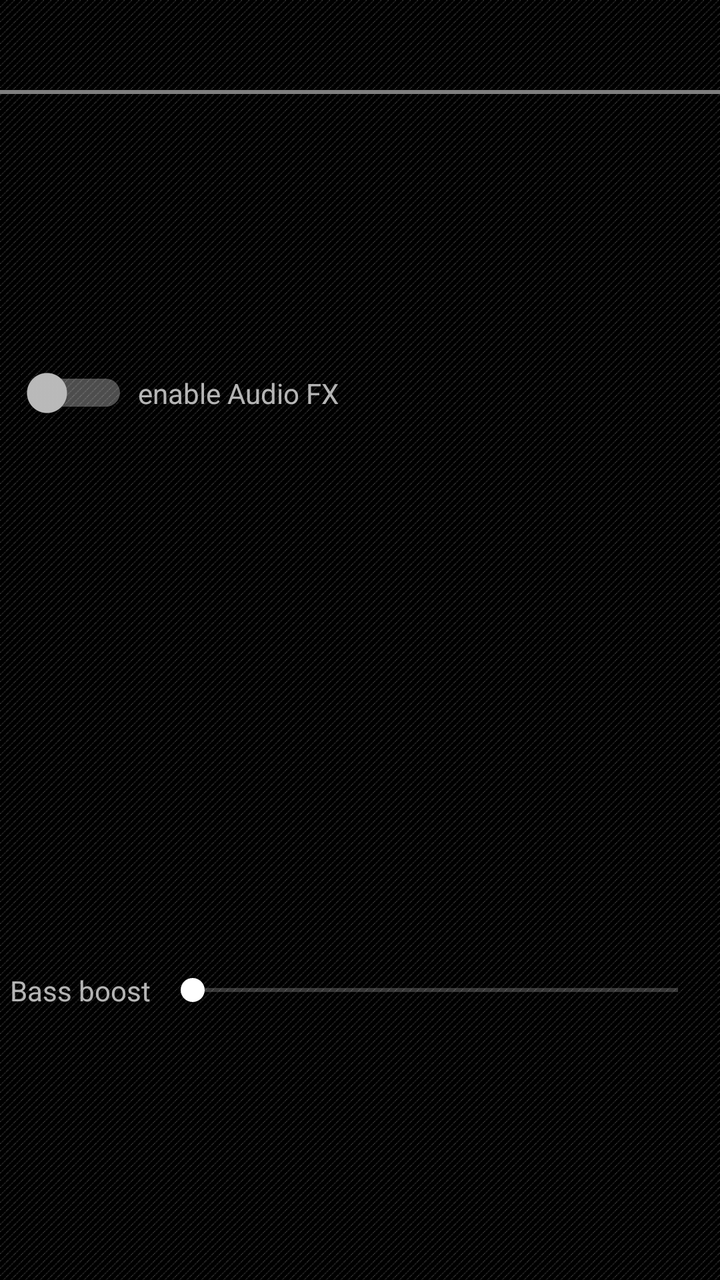
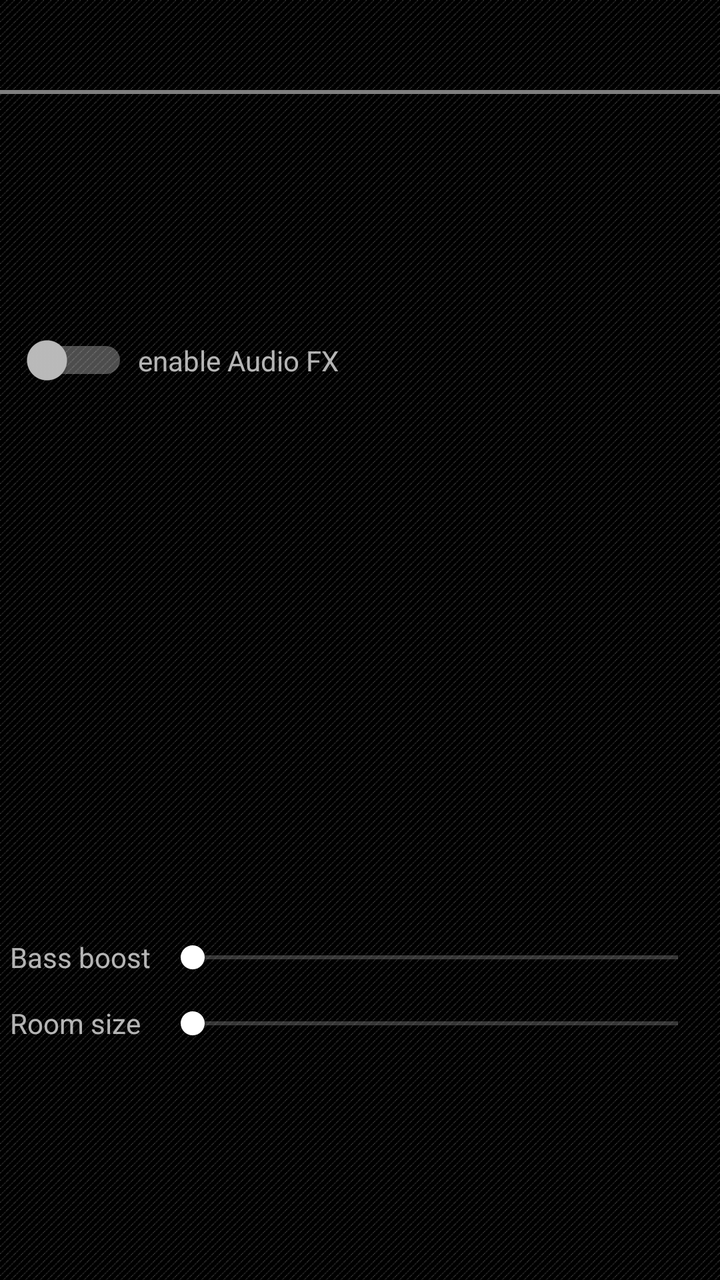

Compare the two renders of this Android layout. The source of the first and the diff that turns it into the second are given below.
<!-- AndroidManifest.xml: application theme Apollo.Theme.Dark -->
<!-- res/layout/activity_audiofx.xml -->
<?xml version="1.0" encoding="utf-8"?>
<androidx.constraintlayout.widget.ConstraintLayout xmlns:android="http://schemas.android.com/apk/res/android"
	xmlns:app="http://schemas.android.com/apk/res-auto"
	xmlns:tools="http://schemas.android.com/tools"
	android:layout_width="match_parent"
	android:layout_height="match_parent"
	android:background="@drawable/pager_background">

	<androidx.appcompat.widget.Toolbar
		android:id="@+id/audiofx_toolbar"
		android:layout_width="0dp"
		android:layout_height="@dimen/toolbar_height"
		app:layout_constraintStart_toStartOf="parent"
		app:layout_constraintTop_toTopOf="parent"
		app:layout_constraintEnd_toEndOf="parent"/>

	<com.andrew.apollo.ui.views.theme.Colorstrip
		android:id="@+id/audiofx_colorstrip"
		android:layout_width="0dp"
		android:layout_height="@dimen/colorstrip_height"
		app:layout_constraintStart_toStartOf="parent"
		app:layout_constraintTop_toBottomOf="@id/audiofx_toolbar"
		app:layout_constraintEnd_toEndOf="parent" />

	<Switch
		android:id="@+id/audiofx_enable"
		android:layout_width="wrap_content"
		android:layout_height="wrap_content"
		android:layout_marginStart="10dp"
		android:layout_marginLeft="10dp"
		android:layout_marginBottom="5dp"
		android:layout_marginEnd="5dp"
		android:layout_marginRight="5dp"
		app:layout_constraintStart_toStartOf="parent"
		app:layout_constraintTop_toBottomOf="@id/audiofx_colorstrip"
		app:layout_constraintBottom_toTopOf="@id/audiofx_eq_scroll"
		app:layout_constraintEnd_toStartOf="@id/audiofx_enable_label"
		tools:ignore="UseSwitchCompatOrMaterialXml,TouchTargetSizeCheck"
		app:layout_constraintVertical_chainStyle="packed" />

	<TextView
		android:id="@+id/audiofx_enable_label"
		android:layout_width="0dp"
		android:layout_height="wrap_content"
		android:text="@string/label_enable_equalizer"
		android:layout_marginEnd="5dp"
		android:layout_marginRight="5dp"
		app:layout_constraintStart_toEndOf="@id/audiofx_enable"
		app:layout_constraintTop_toTopOf="@id/audiofx_enable"
		app:layout_constraintBottom_toBottomOf="@id/audiofx_enable"
		app:layout_constraintEnd_toEndOf="parent" />

	<androidx.recyclerview.widget.RecyclerView
		android:id="@+id/audiofx_eq_scroll"
		android:layout_width="wrap_content"
		android:layout_height="0dp"
		android:layout_marginStart="5dp"
		android:layout_marginLeft="5dp"
		android:layout_marginEnd="5dp"
		android:layout_marginRight="5dp"
		app:layout_constraintHeight_percent="0.4"
		app:layout_constraintStart_toStartOf="parent"
		app:layout_constraintTop_toBottomOf="@id/audiofx_enable"
		app:layout_constraintBottom_toTopOf="@id/audiofx_bass_boost"
		app:layout_constraintEnd_toEndOf="parent" />

	<TextView
		android:id="@+id/audiofx_bass_boost_label"
		android:layout_width="wrap_content"
		android:layout_height="wrap_content"
		android:text="@string/label_bass_boost"
		android:layout_marginStart="5dp"
		android:layout_marginLeft="5dp"
		android:layout_marginEnd="5dp"
		android:layout_marginRight="5dp"
		app:layout_constraintStart_toStartOf="parent"
		app:layout_constraintTop_toTopOf="@id/audiofx_bass_boost"
		app:layout_constraintBottom_toBottomOf="@id/audiofx_bass_boost"
		app:layout_constraintEnd_toStartOf="@id/audiofx_bass_boost"/>

	<SeekBar
		android:id="@+id/audiofx_bass_boost"
		android:layout_width="0dp"
		android:layout_height="wrap_content"
		android:layout_marginTop="15dp"
		android:layout_marginEnd="5dp"
		android:layout_marginRight="5dp"
		app:layout_constraintStart_toEndOf="@id/audiofx_bass_boost_label"
		app:layout_constraintTop_toBottomOf="@id/audiofx_eq_scroll"
		app:layout_constraintBottom_toBottomOf="parent"
		app:layout_constraintEnd_toEndOf="parent" />

</androidx.constraintlayout.widget.ConstraintLayout>
<!-- resources referenced by this layout -->
<resources>
  <dimen name="colorstrip_height">2.0dp</dimen>
  <dimen name="toolbar_height">45dp</dimen>
  <!-- drawable pager_background (drawable) -->
  <?xml version="1.0" encoding="utf-8"?>
  <bitmap xmlns:android="http://schemas.android.com/apk/res/android"
  	android:src="@drawable/view_pager_background_texture"
  	android:tileMode="repeat" />
  <string name="label_bass_boost">Bass boost</string>
  <string name="label_enable_equalizer">enable Audio FX</string>
  <style name="Apollo.Theme.Dark" parent="Theme.AppCompat.NoActionBar">
  
  		<item name="colorPrimaryDark">#ff0a0a0a</item>
  		<item name="windowActionBar">false</item>
  		<item name="windowNoTitle">true</item>
  		<item name="colorAccent">@android:color/white</item>
  		<item name="android:colorBackground">@android:color/black</item>
  		<item name="android:windowContentOverlay">@null</item>
  	</style>
  <!-- drawable view_pager_background_texture: png bitmap (drawable-hdpi, 115 bytes) -->
</resources>

<!-- the commit's change to res/layout/activity_audiofx.xml (unified diff, before → after) -->
@@ -71,22 +71,54 @@
 		android:text="@string/label_bass_boost"
 		android:layout_marginStart="5dp"
 		android:layout_marginLeft="5dp"
-		android:layout_marginEnd="5dp"
-		android:layout_marginRight="5dp"
 		app:layout_constraintStart_toStartOf="parent"
 		app:layout_constraintTop_toTopOf="@id/audiofx_bass_boost"
-		app:layout_constraintBottom_toBottomOf="@id/audiofx_bass_boost"
-		app:layout_constraintEnd_toStartOf="@id/audiofx_bass_boost"/>
+		app:layout_constraintBottom_toBottomOf="@id/audiofx_bass_boost"/>
+
+
+	<TextView
+		android:id="@+id/audiofx_reverb_label"
+		android:layout_width="wrap_content"
+		android:layout_height="wrap_content"
+		android:text="@string/label_reverb"
+		android:layout_marginStart="5dp"
+		android:layout_marginLeft="5dp"
+		app:layout_constraintStart_toStartOf="parent"
+		app:layout_constraintTop_toTopOf="@id/audiofx_reverb"
+		app:layout_constraintBottom_toBottomOf="@id/audiofx_reverb"/>
+
+	<androidx.constraintlayout.widget.Barrier
+		android:id="@+id/seekbar_label_barrier"
+		android:layout_width="wrap_content"
+		android:layout_height="wrap_content"
+		app:barrierDirection="end"
+		app:constraint_referenced_ids="audiofx_bass_boost_label,audiofx_reverb_label"/>
 
 	<SeekBar
 		android:id="@+id/audiofx_bass_boost"
 		android:layout_width="0dp"
 		android:layout_height="wrap_content"
+		android:layout_marginStart="5dp"
+		android:layout_marginLeft="5dp"
 		android:layout_marginTop="15dp"
 		android:layout_marginEnd="5dp"
 		android:layout_marginRight="5dp"
-		app:layout_constraintStart_toEndOf="@id/audiofx_bass_boost_label"
+		app:layout_constraintStart_toEndOf="@id/seekbar_label_barrier"
 		app:layout_constraintTop_toBottomOf="@id/audiofx_eq_scroll"
+		app:layout_constraintBottom_toTopOf="@id/audiofx_reverb"
+		app:layout_constraintEnd_toEndOf="parent" />
+
+	<SeekBar
+		android:id="@+id/audiofx_reverb"
+		android:layout_width="0dp"
+		android:layout_height="wrap_content"
+		android:layout_marginStart="5dp"
+		android:layout_marginLeft="5dp"
+		android:layout_marginTop="15dp"
+		android:layout_marginEnd="5dp"
+		android:layout_marginRight="5dp"
+		app:layout_constraintStart_toEndOf="@id/seekbar_label_barrier"
+		app:layout_constraintTop_toBottomOf="@id/audiofx_bass_boost"
 		app:layout_constraintBottom_toBottomOf="parent"
 		app:layout_constraintEnd_toEndOf="parent" />
 
<!-- resource entries referenced after the edit -->
@@ -9,6 +9,7 @@
   	android:tileMode="repeat" />
   <string name="label_bass_boost">Bass boost</string>
   <string name="label_enable_equalizer">enable Audio FX</string>
+  <string name="label_reverb">Room size</string>
   <style name="Apollo.Theme.Dark" parent="Theme.AppCompat.NoActionBar">
   
   		<item name="colorPrimaryDark">#ff0a0a0a</item>
